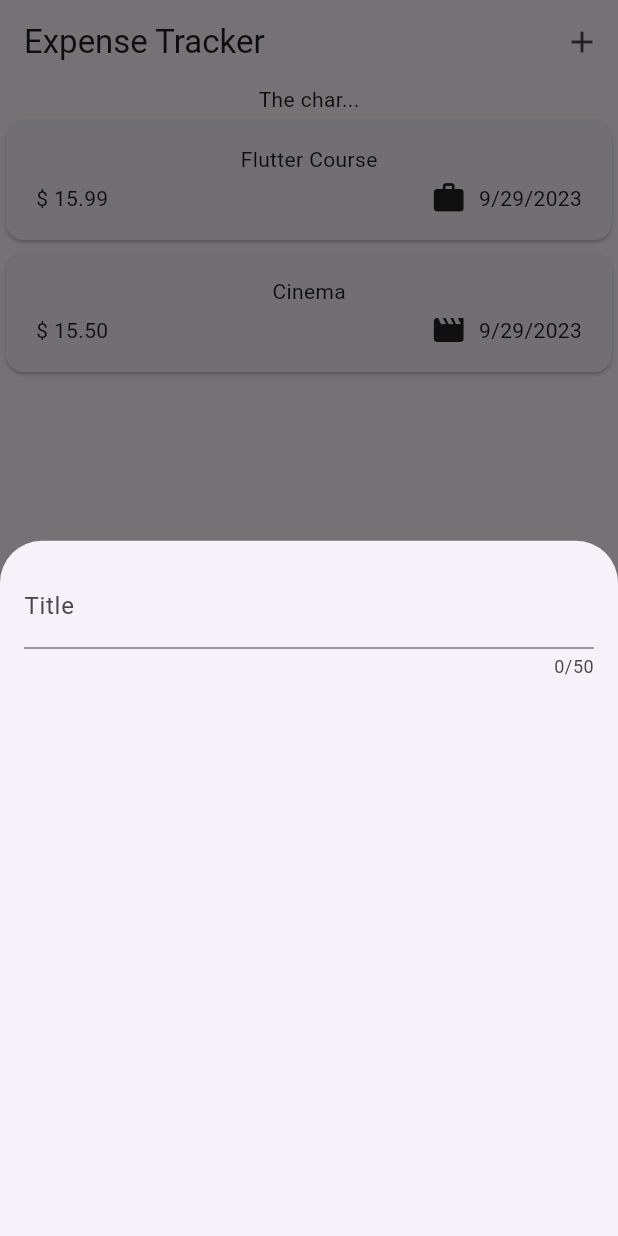
After one commit to Orik-dev/expense_tracker, a Flutter app: the screen it shows after launch, after a tap on the "add" icon, on a phone screen of 412 x 824 dp. The commit adds this screen. Run offline on Flutter 3.47's test engine with Material 2 defaults, Android fonts, the phone set to English and light mode, and no system bars.

Commit message:
newExpense +add expense Method

```diff
--- a/lib/main.dart
+++ b/lib/main.dart
@@ -2,8 +2,9 @@ import 'package:expense_tracker/widgets/expenses.dart';
 import 'package:flutter/material.dart';
 
 void main() {
-  runApp(const MaterialApp(
+  runApp(MaterialApp(
+    theme: ThemeData(useMaterial3: true),
     debugShowCheckedModeBanner: false,
-    home: Expenses(),
+    home: const Expenses(),
   ));
 }
--- a/lib/widgets/expenses.dart
+++ b/lib/widgets/expenses.dart
@@ -1,4 +1,5 @@
 import 'package:expense_tracker/widgets/expenses_list.dart';
+import 'package:expense_tracker/widgets/new_expense.dart';
 import 'package:flutter/material.dart';
 
 import '../models/expense.dart';
@@ -27,9 +28,25 @@ class _ExpensesState extends State<Expenses> {
     ),
   ];
 
+  //Метод добавления расходов
+  void _openAddExpenseOverlay() {
+    showModalBottomSheet(
+      context: context,
+      builder: (ctx) => const NewExpense(),
+    );
+  }
+
   @override
   Widget build(BuildContext context) => Scaffold(
-        appBar: AppBar(title: const Text('Expenses')),
+        appBar: AppBar(
+          title: const Text('Expense Tracker'),
+          actions: [
+            IconButton(
+              icon: const Icon(Icons.add),
+              onPressed: _openAddExpenseOverlay,
+            )
+          ],
+        ),
         body: Column(
           children: <Widget>[
             const Text('The char...'),
--- /dev/null
+++ b/lib/widgets/new_expense.dart
@@ -0,0 +1,29 @@
+import 'package:flutter/material.dart';
+
+// Класс который идет в метод добавления расходов
+
+class NewExpense extends StatefulWidget {
+  const NewExpense({super.key});
+
+  @override
+  State<NewExpense> createState() => _NewExpenseState();
+}
+
+class _NewExpenseState extends State<NewExpense> {
+  @override
+  Widget build(BuildContext context) {
+    return const Padding(
+      padding: EdgeInsets.all(16),
+      child: Column(
+        children: [
+          TextField(
+            maxLength: 50,
+            decoration: InputDecoration(
+              label: Text('Title'),
+            ),
+          )
+        ],
+      ),
+    );
+  }
+}
```
